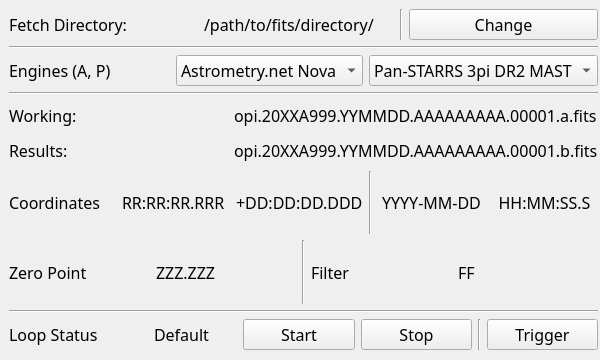
The window that src/opihiexarata/gui/qtui/automatic.ui (psmd-iberutaru/OpihiExarata) describes before a commit, drawn with Qt 5.
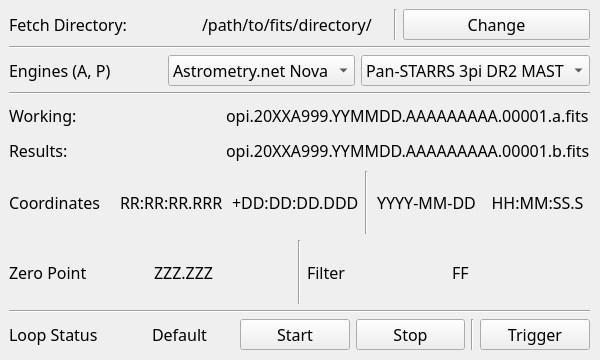
The same window after the commit.

```diff
--- a/src/opihiexarata/gui/qtui/automatic.ui
+++ b/src/opihiexarata/gui/qtui/automatic.ui
@@ -19,7 +19,7 @@
      <rect>
       <x>9</x>
       <y>9</y>
-      <width>589</width>
+      <width>581</width>
       <height>341</height>
      </rect>
     </property>
```
